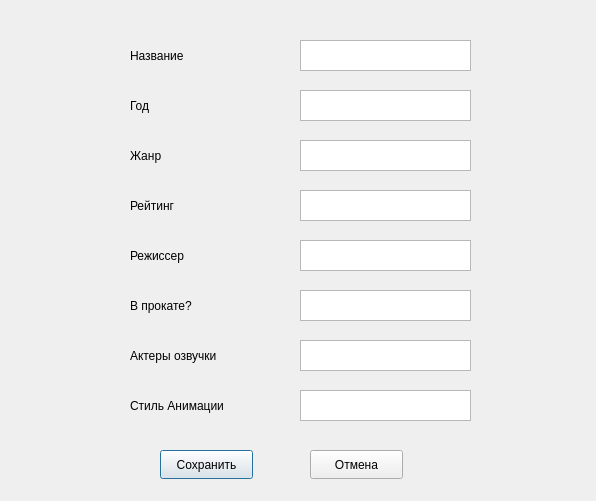
Old version of the form Gerdt_oopp/EditFilmDialog.ui in the repository Anastgerot/QT_Gerdt.
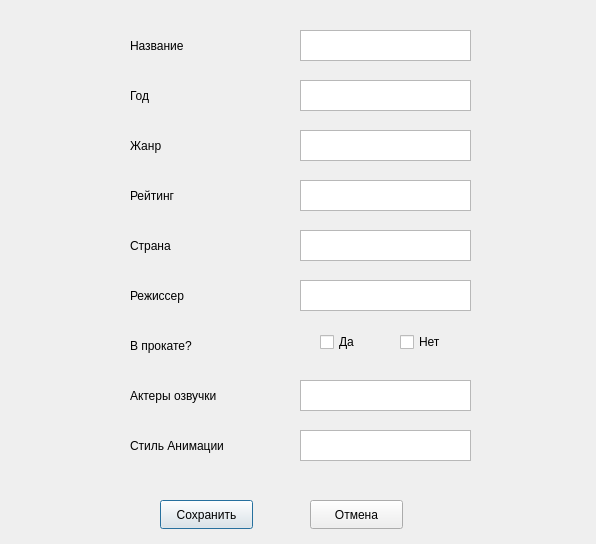
New version of the form.

Commit message: Доделано добавление, добавлены checkbox

What changed in the file:
```diff
--- a/Gerdt_oopp/EditFilmDialog.ui
+++ b/Gerdt_oopp/EditFilmDialog.ui
@@ -7,17 +7,43 @@
     <x>0</x>
     <y>0</y>
     <width>596</width>
-    <height>501</height>
+    <height>544</height>
    </rect>
   </property>
   <property name="windowTitle">
    <string>Dialog</string>
   </property>
-  <widget class="QLabel" name="label_4">
+  <widget class="QPushButton" name="pushButton_save">
    <property name="geometry">
     <rect>
+     <x>160</x>
+     <y>500</y>
+     <width>93</width>
+     <height>29</height>
+    </rect>
+   </property>
+   <property name="text">
+    <string>Сохранить</string>
+   </property>
+  </widget>
+  <widget class="QPushButton" name="pushButton_cancel">
+   <property name="geometry">
+    <rect>
+     <x>310</x>
+     <y>500</y>
+     <width>93</width>
+     <height>29</height>
+    </rect>
+   </property>
+   <property name="text">
+    <string>Отмена</string>
+   </property>
+  </widget>
+  <widget class="QLabel" name="label">
+   <property name="geometry">
+    <rect>
      <x>130</x>
-     <y>190</y>
+     <y>30</y>
      <width>111</width>
      <height>31</height>
     </rect>
@@ -29,7 +55,29 @@
     <string notr="true">font: 11pt &quot;Segoe UI&quot;;</string>
    </property>
    <property name="text">
-    <string>Рейтинг</string>
+    <string>Название</string>
+   </property>
+   <property name="textFormat">
+    <enum>Qt::TextFormat::AutoText</enum>
+   </property>
+  </widget>
+  <widget class="QLabel" name="label_5">
+   <property name="geometry">
+    <rect>
+     <x>130</x>
+     <y>280</y>
+     <width>111</width>
+     <height>31</height>
+    </rect>
+   </property>
+   <property name="layoutDirection">
+    <enum>Qt::LayoutDirection::LeftToRight</enum>
+   </property>
+   <property name="styleSheet">
+    <string notr="true">font: 11pt &quot;Segoe UI&quot;;</string>
+   </property>
+   <property name="text">
+    <string>Режиссер</string>
    </property>
    <property name="textFormat">
     <enum>Qt::TextFormat::AutoText</enum>
@@ -39,17 +87,7 @@
    <property name="geometry">
     <rect>
      <x>300</x>
-     <y>240</y>
-     <width>171</width>
-     <height>31</height>
-    </rect>
-   </property>
-  </widget>
-  <widget class="QTextEdit" name="textEdit_6">
-   <property name="geometry">
-    <rect>
-     <x>300</x>
-     <y>290</y>
+     <y>280</y>
      <width>171</width>
      <height>31</height>
     </rect>
@@ -59,7 +97,7 @@
    <property name="geometry">
     <rect>
      <x>130</x>
-     <y>90</y>
+     <y>80</y>
      <width>111</width>
      <height>31</height>
     </rect>
@@ -77,11 +115,21 @@
     <enum>Qt::TextFormat::AutoText</enum>
    </property>
   </widget>
+  <widget class="QTextEdit" name="textEdit_4">
+   <property name="geometry">
+    <rect>
+     <x>300</x>
+     <y>180</y>
+     <width>171</width>
+     <height>31</height>
+    </rect>
+   </property>
+  </widget>
   <widget class="QLabel" name="label_7">
    <property name="geometry">
     <rect>
      <x>130</x>
-     <y>340</y>
+     <y>380</y>
      <width>131</width>
      <height>31</height>
     </rect>
@@ -99,55 +147,21 @@
     <enum>Qt::TextFormat::AutoText</enum>
    </property>
   </widget>
-  <widget class="QLabel" name="label_5">
+  <widget class="QTextEdit" name="textEdit_7">
    <property name="geometry">
     <rect>
-     <x>130</x>
-     <y>240</y>
-     <width>111</width>
+     <x>300</x>
+     <y>380</y>
+     <width>171</width>
      <height>31</height>
     </rect>
-   </property>
-   <property name="layoutDirection">
-    <enum>Qt::LayoutDirection::LeftToRight</enum>
-   </property>
-   <property name="styleSheet">
-    <string notr="true">font: 11pt &quot;Segoe UI&quot;;</string>
-   </property>
-   <property name="text">
-    <string>Режиссер</string>
-   </property>
-   <property name="textFormat">
-    <enum>Qt::TextFormat::AutoText</enum>
-   </property>
-  </widget>
-  <widget class="QLabel" name="label_8">
-   <property name="geometry">
-    <rect>
-     <x>130</x>
-     <y>390</y>
-     <width>141</width>
-     <height>31</height>
-    </rect>
-   </property>
-   <property name="layoutDirection">
-    <enum>Qt::LayoutDirection::LeftToRight</enum>
-   </property>
-   <property name="styleSheet">
-    <string notr="true">font: 11pt &quot;Segoe UI&quot;;</string>
-   </property>
-   <property name="text">
-    <string>Стиль Анимации</string>
-   </property>
-   <property name="textFormat">
-    <enum>Qt::TextFormat::AutoText</enum>
    </property>
   </widget>
   <widget class="QLabel" name="label_3">
    <property name="geometry">
     <rect>
      <x>130</x>
-     <y>140</y>
+     <y>130</y>
      <width>111</width>
      <height>31</height>
     </rect>
@@ -165,31 +179,11 @@
     <enum>Qt::TextFormat::AutoText</enum>
    </property>
   </widget>
-  <widget class="QTextEdit" name="textEdit_8">
+  <widget class="QTextEdit" name="textEdit_2">
    <property name="geometry">
     <rect>
      <x>300</x>
-     <y>390</y>
-     <width>171</width>
-     <height>31</height>
-    </rect>
-   </property>
-  </widget>
-  <widget class="QTextEdit" name="textEdit_3">
-   <property name="geometry">
-    <rect>
-     <x>300</x>
-     <y>140</y>
-     <width>171</width>
-     <height>31</height>
-    </rect>
-   </property>
-  </widget>
-  <widget class="QTextEdit" name="textEdit_7">
-   <property name="geometry">
-    <rect>
-     <x>300</x>
-     <y>340</y>
+     <y>80</y>
      <width>171</width>
      <height>31</height>
     </rect>
@@ -199,7 +193,7 @@
    <property name="geometry">
     <rect>
      <x>130</x>
-     <y>290</y>
+     <y>330</y>
      <width>111</width>
      <height>31</height>
     </rect>
@@ -217,31 +211,43 @@
     <enum>Qt::TextFormat::AutoText</enum>
    </property>
   </widget>
-  <widget class="QTextEdit" name="textEdit_4">
+  <widget class="QLabel" name="label_8">
    <property name="geometry">
     <rect>
-     <x>300</x>
-     <y>190</y>
-     <width>171</width>
+     <x>130</x>
+     <y>430</y>
+     <width>141</width>
      <height>31</height>
     </rect>
    </property>
+   <property name="layoutDirection">
+    <enum>Qt::LayoutDirection::LeftToRight</enum>
+   </property>
+   <property name="styleSheet">
+    <string notr="true">font: 11pt &quot;Segoe UI&quot;;</string>
+   </property>
+   <property name="text">
+    <string>Стиль Анимации</string>
+   </property>
+   <property name="textFormat">
+    <enum>Qt::TextFormat::AutoText</enum>
+   </property>
   </widget>
-  <widget class="QTextEdit" name="textEdit_2">
+  <widget class="QTextEdit" name="textEdit_country">
    <property name="geometry">
     <rect>
      <x>300</x>
-     <y>90</y>
+     <y>230</y>
      <width>171</width>
      <height>31</height>
     </rect>
    </property>
   </widget>
-  <widget class="QLabel" name="label">
+  <widget class="QLabel" name="label_4">
    <property name="geometry">
     <rect>
      <x>130</x>
-     <y>40</y>
+     <y>180</y>
      <width>111</width>
      <height>31</height>
     </rect>
@@ -253,46 +259,88 @@
     <string notr="true">font: 11pt &quot;Segoe UI&quot;;</string>
    </property>
    <property name="text">
-    <string>Название</string>
+    <string>Рейтинг</string>
    </property>
    <property name="textFormat">
     <enum>Qt::TextFormat::AutoText</enum>
    </property>
   </widget>
+  <widget class="QTextEdit" name="textEdit_8">
+   <property name="geometry">
+    <rect>
+     <x>300</x>
+     <y>430</y>
+     <width>171</width>
+     <height>31</height>
+    </rect>
+   </property>
+  </widget>
   <widget class="QTextEdit" name="textEdit">
    <property name="geometry">
     <rect>
      <x>300</x>
-     <y>40</y>
+     <y>30</y>
      <width>171</width>
      <height>31</height>
     </rect>
    </property>
   </widget>
-  <widget class="QPushButton" name="pushButton_save">
+  <widget class="QLabel" name="label_9">
    <property name="geometry">
     <rect>
-     <x>160</x>
-     <y>450</y>
-     <width>93</width>
-     <height>29</height>
+     <x>130</x>
+     <y>230</y>
+     <width>111</width>
+     <height>31</height>
     </rect>
    </property>
+   <property name="layoutDirection">
+    <enum>Qt::LayoutDirection::LeftToRight</enum>
+   </property>
+   <property name="styleSheet">
+    <string notr="true">font: 11pt &quot;Segoe UI&quot;;</string>
+   </property>
    <property name="text">
-    <string>Сохранить</string>
+    <string>Страна</string>
    </property>
+   <property name="textFormat">
+    <enum>Qt::TextFormat::AutoText</enum>
+   </property>
   </widget>
-  <widget class="QPushButton" name="pushButton_cancel">
+  <widget class="QTextEdit" name="textEdit_3">
    <property name="geometry">
     <rect>
-     <x>310</x>
-     <y>450</y>
-     <width>93</width>
-     <height>29</height>
+     <x>300</x>
+     <y>130</y>
+     <width>171</width>
+     <height>31</height>
     </rect>
    </property>
+  </widget>
+  <widget class="QCheckBox" name="checkbox_no">
+   <property name="geometry">
+    <rect>
+     <x>400</x>
+     <y>330</y>
+     <width>91</width>
+     <height>24</height>
+    </rect>
+   </property>
    <property name="text">
-    <string>Отмена</string>
+    <string>Нет</string>
+   </property>
+  </widget>
+  <widget class="QCheckBox" name="checkbox_yes">
+   <property name="geometry">
+    <rect>
+     <x>320</x>
+     <y>330</y>
+     <width>51</width>
+     <height>24</height>
+    </rect>
+   </property>
+   <property name="text">
+    <string>Да</string>
    </property>
   </widget>
  </widget>
```
The commit also changes 15 other files.
